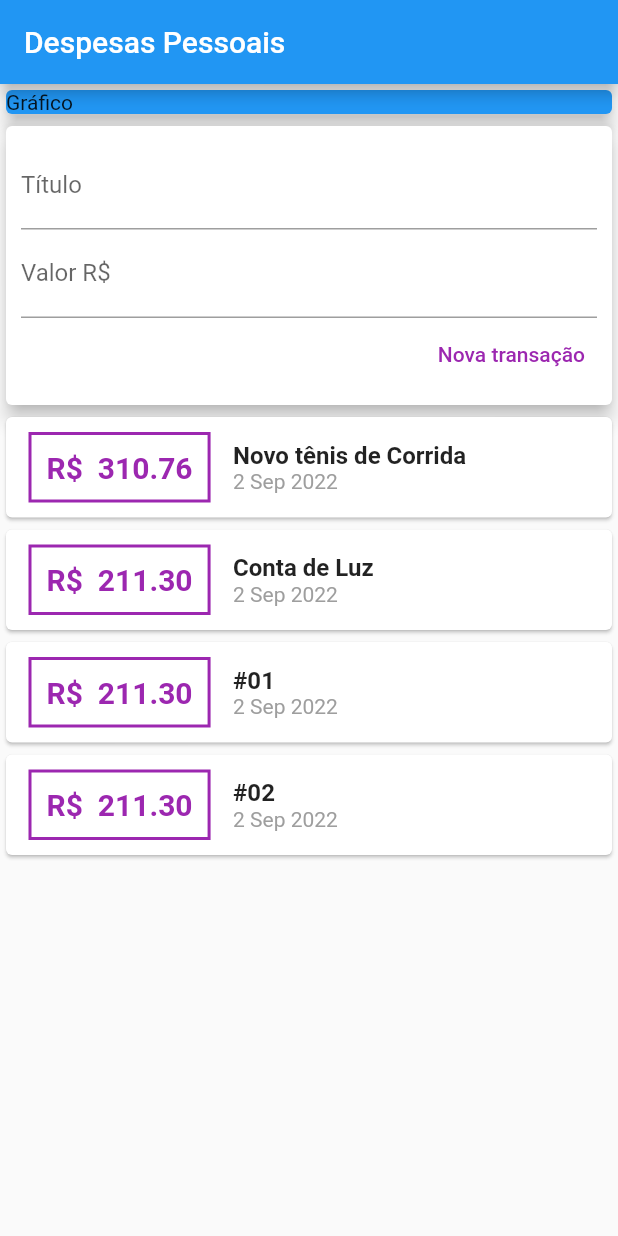
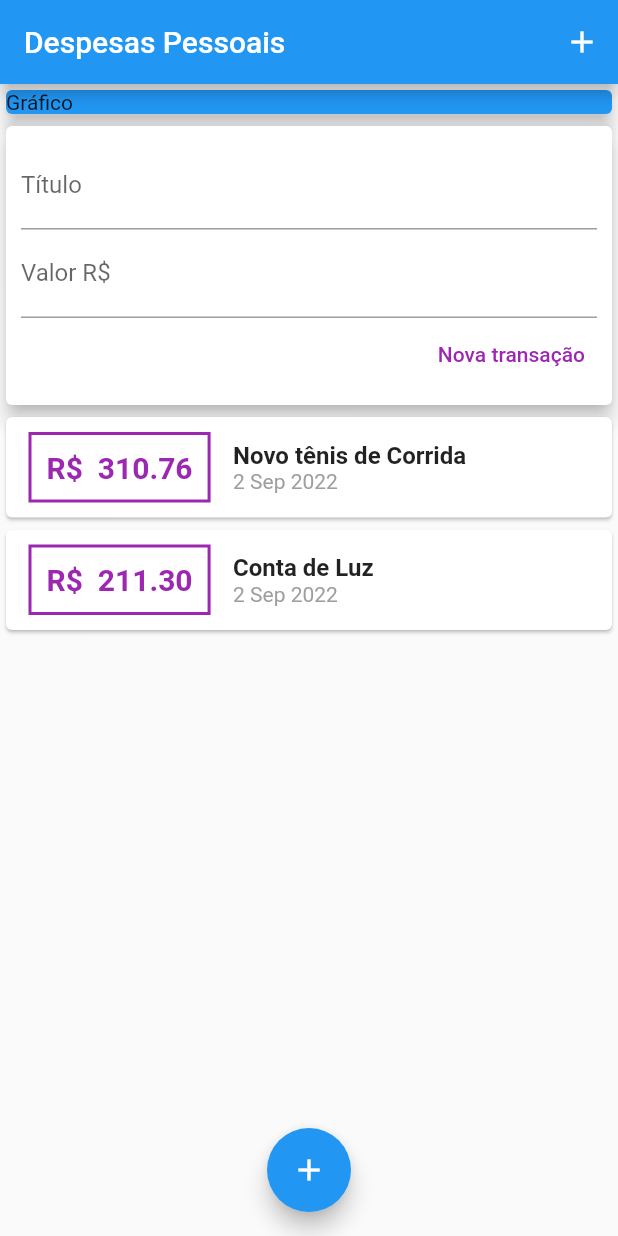
Before and after one commit to edmarques11/expenses_flutter_app, a Flutter app: the screen it shows after launch, after a tap on "Nova transação", on a phone screen of 412 x 824 dp. Run offline on Flutter 3.47's test engine with Material 2 defaults, Android fonts, the phone set to English and light mode, and no system bars.

Commit message:
feature: create modal add transaction

```diff
--- a/lib/components/transaction_form.dart
+++ b/lib/components/transaction_form.dart
@@ -1,12 +1,27 @@
 import 'package:flutter/material.dart';
 
-class TransactionForm extends StatelessWidget {
-  TransactionForm({Key? key, required this.onSubmit}) : super(key: key);
+class TransactionForm extends StatefulWidget {
+  const TransactionForm({Key? key, required this.onSubmit}) : super(key: key);
 
+  final void Function(String, double) onSubmit;
+
+  @override
+  State<TransactionForm> createState() => _TransactionFormState();
+}
+
+class _TransactionFormState extends State<TransactionForm> {
   final titleContoller = TextEditingController();
+
   final valueController = TextEditingController();
 
-  final void Function(String, double) onSubmit;
+  _submitForm() {
+    final title = titleContoller.text;
+    final value = double.tryParse(valueController.text) ?? 0.0;
+
+    if (title.isEmpty || value <= 0) return;
+
+    widget.onSubmit(title, value);
+  }
 
   @override
   Widget build(BuildContext context) {
@@ -18,12 +33,16 @@ class TransactionForm extends StatelessWidget {
           children: <Widget>[
             TextField(
               controller: titleContoller,
+              onSubmitted: (_) => _submitForm(),
               decoration: const InputDecoration(
                 labelText: 'Título',
               ),
             ),
             TextField(
               controller: valueController,
+              keyboardType:
+                  const TextInputType.numberWithOptions(decimal: true),
+              onSubmitted: (_) => _submitForm(),
               decoration: const InputDecoration(
                 labelText: 'Valor R\$',
               ),
@@ -32,12 +51,7 @@ class TransactionForm extends StatelessWidget {
               mainAxisAlignment: MainAxisAlignment.end,
               children: [
                 TextButton(
-                  onPressed: () {
-                    final title = titleContoller.text;
-                    final value = double.tryParse(valueController.text) ?? 0.0;
-
-                    onSubmit(title, value);
-                  },
+                  onPressed: _submitForm,
                   style: TextButton.styleFrom(foregroundColor: Colors.purple),
                   child: const Text('Nova transação'),
                 ),
--- a/lib/components/transaction_list.dart
+++ b/lib/components/transaction_list.dart
@@ -11,15 +11,16 @@ class TransactionList extends StatelessWidget {
   Widget build(BuildContext context) {
     return SizedBox(
       height: 300,
-      child: SingleChildScrollView(
-        child: Column(
-          children: transactions.map((tr) {
+      child: ListView.builder(
+        itemCount: transactions.length,
+        itemBuilder: (ctx, index) {
+          final tr = transactions[index];
           return Card(
             child: Row(
               children: <Widget>[
                 Container(
-                    margin: const EdgeInsets.symmetric(
-                        horizontal: 15, vertical: 10),
+                  margin:
+                      const EdgeInsets.symmetric(horizontal: 15, vertical: 10),
                   decoration: BoxDecoration(
                     border: Border.all(
                       color: Colors.purple,
@@ -55,8 +56,7 @@ class TransactionList extends StatelessWidget {
               ],
             ),
           );
-          }).toList(),
-        ),
+        },
       ),
     );
   }
--- a/lib/components/transaction_user.dart
+++ /dev/null
@@ -1,80 +0,0 @@
-import 'dart:math';
-
-import 'package:expenses/components/transaction_form.dart';
-import 'package:expenses/components/transaction_list.dart';
-import 'package:flutter/cupertino.dart';
-
-import '../models/transaction.dart';
-
-class TransactionUser extends StatefulWidget {
-  const TransactionUser({Key? key}) : super(key: key);
-
-  @override
-  State<TransactionUser> createState() => _TransactionUserState();
-}
-
-class _TransactionUserState extends State<TransactionUser> {
-  final List<Transaction> _transactions = [
-    Transaction(
-      id: 't1',
-      title: 'Novo tênis de Corrida',
-      value: 310.76,
-      date: DateTime.now(),
-    ),
-    Transaction(
-      id: 't2',
-      title: 'Conta de Luz',
-      value: 211.30,
-      date: DateTime.now(),
-    ),
-    Transaction(
-      id: 't3',
-      title: '#01',
-      value: 211.30,
-      date: DateTime.now(),
-    ),
-    Transaction(
-      id: 't4',
-      title: '#02',
-      value: 211.30,
-      date: DateTime.now(),
-    ),
-    Transaction(
-      id: 't5',
-      title: '#03',
-      value: 211.30,
-      date: DateTime.now(),
-    ),
-    Transaction(
-      id: 't6',
-      title: '#04',
-      value: 211.30,
-      date: DateTime.now(),
-    ),
-  ];
-
-  _addTransaction(String title, double value) {
-    final newTransaction = Transaction(
-      id: Random().nextDouble().toString(),
-      title: title,
-      value: value,
-      date: DateTime.now(),
-    );
-
-    setState(() {
-      _transactions.add(newTransaction);
-    });
-  }
-
-  @override
-  Widget build(BuildContext context) {
-    return Column(
-      children: <Widget>[
-        TransactionForm(
-          onSubmit: _addTransaction,
-        ),
-        TransactionList(transactions: _transactions),
-      ],
-    );
-  }
-}
--- a/lib/main.dart
+++ b/lib/main.dart
@@ -1,5 +1,9 @@
-import 'package:expenses/components/transaction_user.dart';
+import 'package:expenses/components/transaction_form.dart';
 import 'package:flutter/material.dart';
+import 'package:expenses/components/transaction_list.dart';
+import 'dart:math';
+
+import 'models/transaction.dart';
 
 void main(List<String> args) {
   return runApp(const ExpensesApp());
@@ -16,30 +20,89 @@ class ExpensesApp extends StatelessWidget {
   }
 }
 
-class MyHomePage extends StatelessWidget {
+class MyHomePage extends StatefulWidget {
   const MyHomePage({Key? key}) : super(key: key);
+
+  @override
+  State<MyHomePage> createState() => _MyHomePageState();
+}
+
+class _MyHomePageState extends State<MyHomePage> {
+  final List<Transaction> _transactions = [
+    Transaction(
+      id: 't1',
+      title: 'Novo tênis de Corrida',
+      value: 310.76,
+      date: DateTime.now(),
+    ),
+    Transaction(
+      id: 't2',
+      title: 'Conta de Luz',
+      value: 211.30,
+      date: DateTime.now(),
+    ),
+  ];
+
+  _addTransaction(String title, double value) {
+    final newTransaction = Transaction(
+      id: Random().nextDouble().toString(),
+      title: title,
+      value: value,
+      date: DateTime.now(),
+    );
+
+    setState(() {
+      _transactions.add(newTransaction);
+    });
+  }
+
+  openTransactionFormModal(BuildContext context) {
+    showModalBottomSheet(
+        context: context,
+        builder: (_) {
+          return TransactionForm(onSubmit: _addTransaction);
+        });
+  }
 
   @override
   Widget build(BuildContext context) {
     return Scaffold(
       appBar: AppBar(
         title: const Text('Despesas Pessoais'),
+        actions: <Widget>[
+          IconButton(
+            onPressed: () => openTransactionFormModal(context),
+            icon: const Icon(Icons.add),
+          )
+        ],
       ),
       body: SingleChildScrollView(
         child: Column(
           crossAxisAlignment: CrossAxisAlignment.stretch,
-          children: const <Widget>[
-            SizedBox(
+          children: <Widget>[
+            const SizedBox(
               child: Card(
                 color: Colors.blue,
                 elevation: 5,
                 child: Text('Gráfico'),
               ),
             ),
-            TransactionUser(),
+            Column(
+              children: <Widget>[
+                TransactionForm(
+                  onSubmit: _addTransaction,
+                ),
+                TransactionList(transactions: _transactions),
+              ],
+            )
           ],
         ),
       ),
+      floatingActionButton: FloatingActionButton(
+        onPressed: () => openTransactionFormModal(context),
+        child: const Icon(Icons.add),
+      ),
+      floatingActionButtonLocation: FloatingActionButtonLocation.centerFloat,
     );
   }
 }
```
Lines whose indentation alone changed are shown as unchanged.
